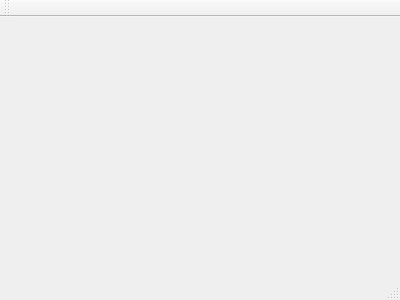
Before: the Qt Designer form mainwindow.ui in adnanutayim/KONY, drawn with Qt 5.
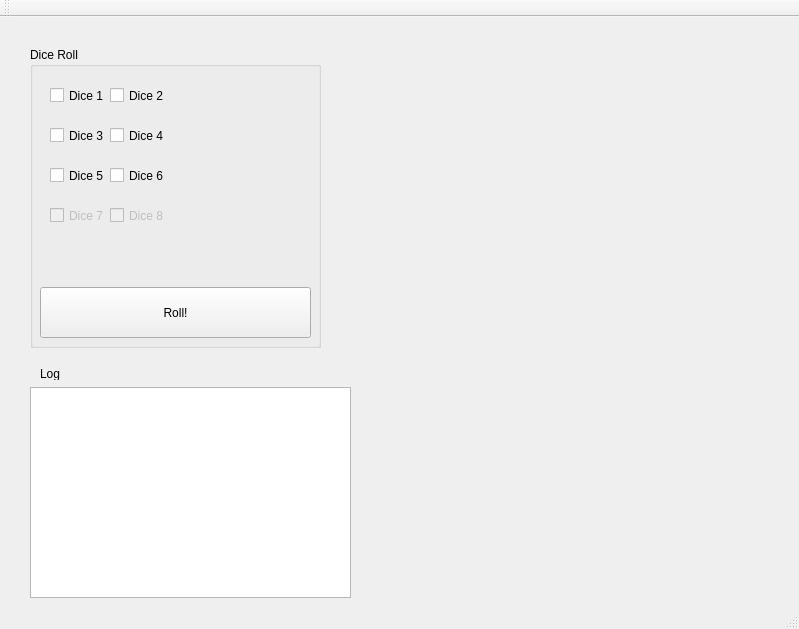
After: the same form once the commit is applied.

Commit message: DiceRoll Interface

The edit to the form file:
```diff
--- a/mainwindow.ui
+++ b/mainwindow.ui
@@ -1,24 +1,199 @@
 <ui version="4.0">
  <class>MainWindow</class>
- <widget class="QMainWindow" name="MainWindow" >
-  <property name="geometry" >
+ <widget class="QMainWindow" name="MainWindow">
+  <property name="geometry">
    <rect>
     <x>0</x>
     <y>0</y>
-    <width>400</width>
-    <height>300</height>
+    <width>799</width>
+    <height>629</height>
    </rect>
   </property>
   <property name="windowTitle" >
    <string>MainWindow</string>
   </property>
-  <widget class="QMenuBar" name="menuBar" />
-  <widget class="QToolBar" name="mainToolBar" />
-  <widget class="QWidget" name="centralWidget" />
-  <widget class="QStatusBar" name="statusBar" />
+  <widget class="QWidget" name="centralWidget">
+   <widget class="QLabel" name="label">
+    <property name="geometry">
+     <rect>
+      <x>40</x>
+      <y>350</y>
+      <width>47</width>
+      <height>13</height>
+     </rect>
+    </property>
+    <property name="text">
+     <string>Log</string>
+    </property>
+   </widget>
+   <widget class="QGroupBox" name="groupBox">
+    <property name="geometry">
+     <rect>
+      <x>30</x>
+      <y>30</y>
+      <width>291</width>
+      <height>301</height>
+     </rect>
+    </property>
+    <property name="title">
+     <string>Dice Roll</string>
+    </property>
+    <widget class="QCheckBox" name="diceCheckBox_1">
+     <property name="geometry">
+      <rect>
+       <x>20</x>
+       <y>40</y>
+       <width>70</width>
+       <height>17</height>
+      </rect>
+     </property>
+     <property name="text">
+      <string>Dice 1</string>
+     </property>
+    </widget>
+    <widget class="QPushButton" name="pushButton">
+     <property name="geometry">
+      <rect>
+       <x>10</x>
+       <y>240</y>
+       <width>271</width>
+       <height>51</height>
+      </rect>
+     </property>
+     <property name="text">
+      <string>Roll!</string>
+     </property>
+    </widget>
+    <widget class="QCheckBox" name="diceCheckBox_2">
+     <property name="geometry">
+      <rect>
+       <x>80</x>
+       <y>40</y>
+       <width>70</width>
+       <height>17</height>
+      </rect>
+     </property>
+     <property name="text">
+      <string>Dice 2</string>
+     </property>
+    </widget>
+    <widget class="QCheckBox" name="diceCheckBox_3">
+     <property name="geometry">
+      <rect>
+       <x>20</x>
+       <y>80</y>
+       <width>70</width>
+       <height>17</height>
+      </rect>
+     </property>
+     <property name="text">
+      <string>Dice 3</string>
+     </property>
+    </widget>
+    <widget class="QCheckBox" name="diceCheckBox_4">
+     <property name="geometry">
+      <rect>
+       <x>80</x>
+       <y>80</y>
+       <width>70</width>
+       <height>17</height>
+      </rect>
+     </property>
+     <property name="text">
+      <string>Dice 4</string>
+     </property>
+    </widget>
+    <widget class="QCheckBox" name="diceCheckBox_5">
+     <property name="geometry">
+      <rect>
+       <x>20</x>
+       <y>120</y>
+       <width>70</width>
+       <height>17</height>
+      </rect>
+     </property>
+     <property name="text">
+      <string>Dice 5</string>
+     </property>
+    </widget>
+    <widget class="QCheckBox" name="diceCheckBox_6">
+     <property name="geometry">
+      <rect>
+       <x>80</x>
+       <y>120</y>
+       <width>70</width>
+       <height>17</height>
+      </rect>
+     </property>
+     <property name="text">
+      <string>Dice 6</string>
+     </property>
+    </widget>
+    <widget class="QCheckBox" name="diceCheckBox_7">
+     <property name="enabled">
+      <bool>false</bool>
+     </property>
+     <property name="geometry">
+      <rect>
+       <x>20</x>
+       <y>160</y>
+       <width>70</width>
+       <height>17</height>
+      </rect>
+     </property>
+     <property name="text">
+      <string>Dice 7</string>
+     </property>
+    </widget>
+    <widget class="QCheckBox" name="diceCheckBox_8">
+     <property name="enabled">
+      <bool>false</bool>
+     </property>
+     <property name="geometry">
+      <rect>
+       <x>80</x>
+       <y>160</y>
+       <width>70</width>
+       <height>17</height>
+      </rect>
+     </property>
+     <property name="text">
+      <string>Dice 8</string>
+     </property>
+    </widget>
+   </widget>
+   <widget class="QPlainTextEdit" name="plainTextEdit">
+    <property name="geometry">
+     <rect>
+      <x>30</x>
+      <y>370</y>
+      <width>321</width>
+      <height>211</height>
+     </rect>
+    </property>
+   </widget>
+  </widget>
+  <widget class="QMenuBar" name="menuBar">
+   <property name="geometry">
+    <rect>
+     <x>0</x>
+     <y>0</y>
+     <width>799</width>
+     <height>21</height>
+    </rect>
+   </property>
+  </widget>
+  <widget class="QToolBar" name="mainToolBar">
+   <attribute name="toolBarArea">
+    <enum>TopToolBarArea</enum>
+   </attribute>
+   <attribute name="toolBarBreak">
+    <bool>false</bool>
+   </attribute>
+  </widget>
+  <widget class="QStatusBar" name="statusBar"/>
  </widget>
- <layoutDefault spacing="6" margin="11" />
- <pixmapfunction></pixmapfunction>
+ <layoutdefault spacing="6" margin="11"/>
  <resources/>
  <connections/>
 </ui>
```
Left out of the diff: 3 changed lines with no effect on the pictures. The commit also changes 3 other files.
